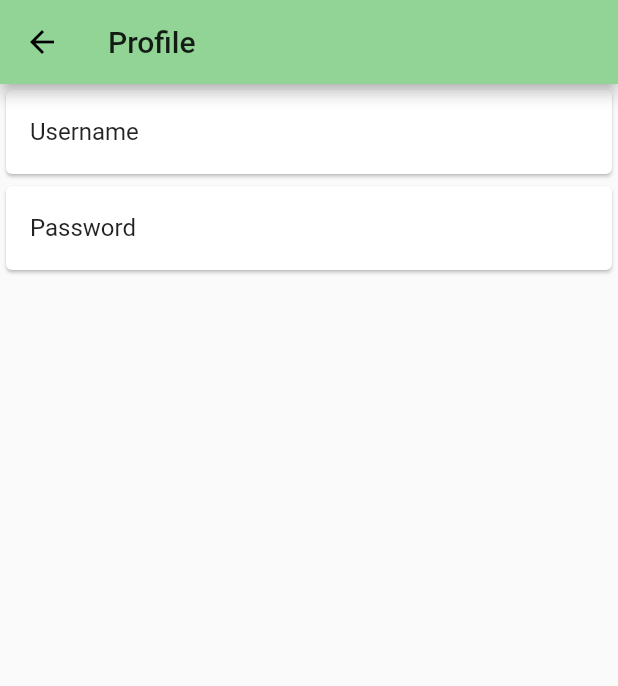
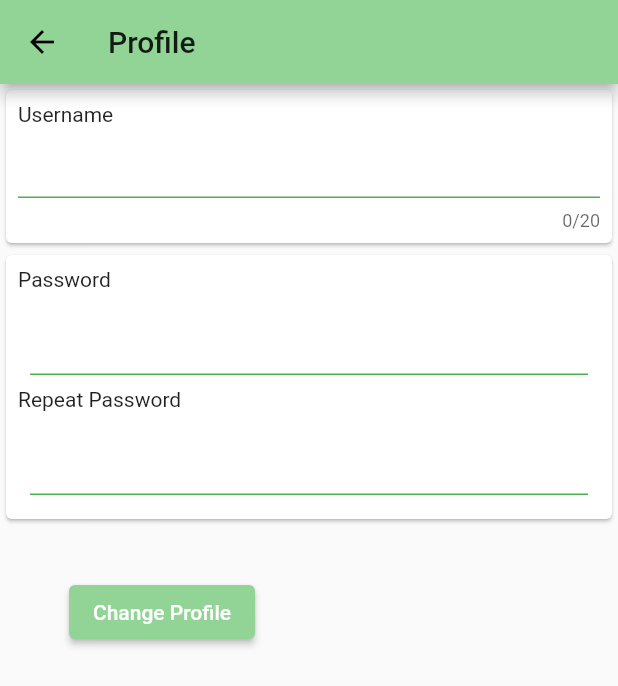
Before and after one commit to underwhelmingToaster/coolUrbanSpaces, a Flutter app: the ProfileView screen opened directly, on a phone screen of 412 x 824 dp. Shown: the top 686 px of the screen. Run offline on Flutter 3.47's test engine with Material 2 defaults, Android fonts, the phone set to English and light mode, and no system bars; our stand-ins replace flutter_map, flutter_svg, latlong2; missing offline and left inert: crypt, flutter_map_marker_cluster.

Commit message:
Implement password check

```diff
--- a/lib/view/profile_view.dart
+++ b/lib/view/profile_view.dart
@@ -1,4 +1,5 @@
 import 'package:cool_urban_spaces/controller/profile_controller.dart';
+import 'package:crypt/crypt.dart';
 import 'package:flutter/cupertino.dart';
 import 'package:flutter/material.dart';
 import 'package:flutter/services.dart';
@@ -15,13 +16,89 @@ class ProfileView extends StatelessWidget {
       body: ListView(
         children: [
           Card(
-            child: ListTile(
-              title: Text("Username"),
+            child: Padding(
+              padding: EdgeInsets.all(8.0),
+              child: Row(
+                children: [
+                  Expanded(
+                      child: Column(
+                        crossAxisAlignment: CrossAxisAlignment.start,
+                        children: [
+                          Text("Username"),
+                          TextFormField(
+                            maxLength: 20,
+                            onChanged: (value) {
+                              profileController.username = value;
+                            },
+                          )
+                        ],
+                      )
+                  )
+                ],
+              ),
             ),
           ),
           Card(
-            child: ListTile(
-              title: Text("Password"),
+              child: Padding(
+                padding: EdgeInsets.all(8.0),
+                child: Row(
+                  children: [
+                    Expanded(
+                        child: Column(
+                          crossAxisAlignment: CrossAxisAlignment.start,
+                          children: [
+                            Text("Password"),
+                            Padding(
+                              padding: EdgeInsets.all(8),
+                              child: TextFormField(
+                                obscureText: true,
+                                enableSuggestions: false,
+                                autocorrect: false,
+                                onChanged: (value) {
+                                  profileController.password = value;
+                                },
+                              ),
+                            ),
+                            Text("Repeat Password"),
+                            Padding(
+                              padding: EdgeInsets.all(8),
+                              child: TextFormField(
+                                obscureText: true,
+                                enableSuggestions: false,
+                                autocorrect: false,
+                                onChanged: (value) {
+                                  profileController.scndpassword = value;
+                                },
+                              ),
+                            ),
+                          ],
+                        ),
+                    ),
+                  ],
+                ),
+              ),
+          ),
+          ListTile(
+            title: Row(
+              children: [
+                Padding(
+                  padding: EdgeInsets.all(30),
+                  child: ElevatedButton(
+                    style: ElevatedButton.styleFrom(
+                      primary: Theme.of(context).primaryColor,
+                    ),
+                    key: Key("Submit Profile-Form"),
+                    onPressed: () {
+                      if(profileController.submit()){
+                        ScaffoldMessenger.of(context).showSnackBar(const SnackBar(content: Text('Profile details changed')));
+                      }else{
+                        ScaffoldMessenger.of(context).showSnackBar(const SnackBar(content: Text('Password incorrect or fields empty'), backgroundColor: Colors.red));
+                      }
+                    },
+                    child: Text("Change Profile"),
+                  ),
+                )
+              ],
             ),
           )
         ],
--- a/pubspec.yaml
+++ b/pubspec.yaml
@@ -33,6 +33,8 @@ dependencies:
   flutter_svg: ^0.22.0
   provider: ^5.0.0
   flutter_map_location: any
+  crypt: ^4.0.1
+
 
 dev_dependencies:
   flutter_test:
```
Also changed, not shown: lib/controller/profile_controller.dart (+28 -0 lines), pubspec.lock.
